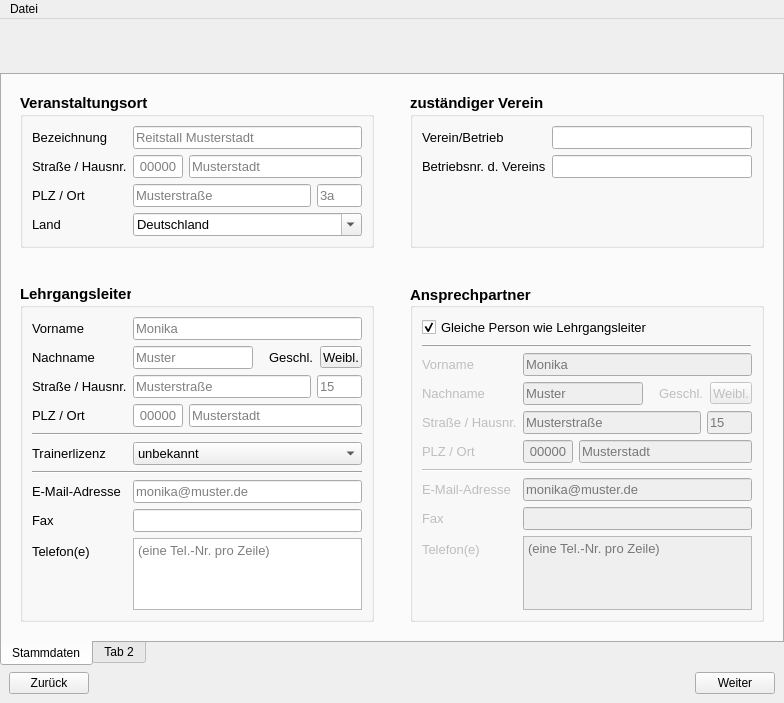
Before: the Qt Designer form ui/MainWindow.ui in libf-de/openARIS, drawn with Qt 5.
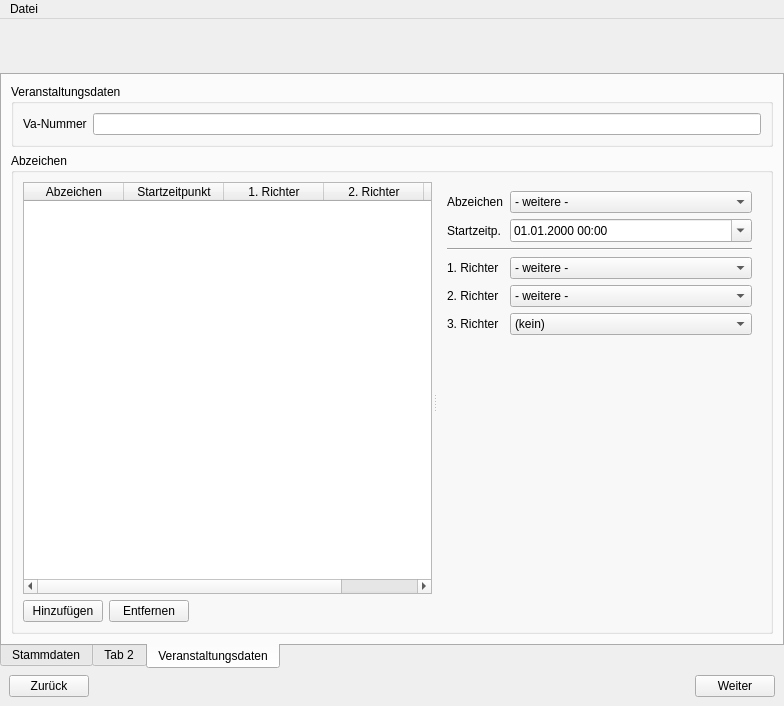
After: the same form once the commit is applied.

Commit message: Added Abzeichen-Tab to MainWindow

Patch:
```diff
--- a/ui/MainWindow.ui
+++ b/ui/MainWindow.ui
@@ -7,7 +7,7 @@
     <x>0</x>
     <y>0</y>
     <width>784</width>
-    <height>663</height>
+    <height>706</height>
    </rect>
   </property>
   <property name="windowTitle">
@@ -71,7 +71,7 @@
        <enum>QTabWidget::Rounded</enum>
       </property>
       <property name="currentIndex">
-       <number>0</number>
+       <number>2</number>
       </property>
       <property name="documentMode">
        <bool>false</bool>
@@ -1863,6 +1863,230 @@
         </item>
        </layout>
       </widget>
+      <widget class="QWidget" name="c_vaTab">
+       <attribute name="title">
+        <string>Veranstaltungsdaten</string>
+       </attribute>
+       <layout class="QVBoxLayout" name="verticalLayout_5">
+        <item>
+         <widget class="QGroupBox" name="vaDetailsGroup">
+          <property name="title">
+           <string>Veranstaltungsdaten</string>
+          </property>
+          <layout class="QFormLayout" name="formLayout_3">
+           <item row="0" column="0">
+            <widget class="QLabel" name="vaDetailsNumberLbl">
+             <property name="text">
+              <string>Va-Nummer</string>
+             </property>
+            </widget>
+           </item>
+           <item row="0" column="1">
+            <widget class="QLineEdit" name="vaDetailsNumberInput"/>
+           </item>
+          </layout>
+         </widget>
+        </item>
+        <item>
+         <widget class="QGroupBox" name="vaAbzeichenGroup">
+          <property name="sizePolicy">
+           <sizepolicy hsizetype="Preferred" vsizetype="MinimumExpanding">
+            <horstretch>0</horstretch>
+            <verstretch>0</verstretch>
+           </sizepolicy>
+          </property>
+          <property name="title">
+           <string>Abzeichen</string>
+          </property>
+          <layout class="QHBoxLayout" name="horizontalLayout_7">
+           <item>
+            <widget class="QSplitter" name="vaAbzeichenSplitter">
+             <property name="orientation">
+              <enum>Qt::Horizontal</enum>
+             </property>
+             <property name="handleWidth">
+              <number>6</number>
+             </property>
+             <widget class="QWidget" name="verticalLayoutWidget">
+              <layout class="QVBoxLayout" name="vaAbzeichenListGroup">
+               <item>
+                <widget class="QTableWidget" name="vaAbzeichenTable">
+                 <column>
+                  <property name="text">
+                   <string>Abzeichen</string>
+                  </property>
+                 </column>
+                 <column>
+                  <property name="text">
+                   <string>Startzeitpunkt</string>
+                  </property>
+                 </column>
+                 <column>
+                  <property name="text">
+                   <string>1. Richter</string>
+                  </property>
+                 </column>
+                 <column>
+                  <property name="text">
+                   <string>2. Richter</string>
+                  </property>
+                 </column>
+                 <column>
+                  <property name="text">
+                   <string>3. Richter</string>
+                  </property>
+                 </column>
+                </widget>
+               </item>
+               <item>
+                <layout class="QHBoxLayout" name="vaAbzeichenListControlsGroup">
+                 <item>
+                  <widget class="QPushButton" name="vaAbzeichenAddBtn">
+                   <property name="text">
+                    <string>Hinzufügen</string>
+                   </property>
+                  </widget>
+                 </item>
+                 <item>
+                  <widget class="QPushButton" name="vaAbzeichenDeleteBtn">
+                   <property name="text">
+                    <string>Entfernen</string>
+                   </property>
+                  </widget>
+                 </item>
+                 <item>
+                  <spacer name="vaAbzeichenListControlsSpacer">
+                   <property name="orientation">
+                    <enum>Qt::Horizontal</enum>
+                   </property>
+                   <property name="sizeHint" stdset="0">
+                    <size>
+                     <width>40</width>
+                     <height>20</height>
+                    </size>
+                   </property>
+                  </spacer>
+                 </item>
+                </layout>
+               </item>
+              </layout>
+             </widget>
+             <widget class="QWidget" name="formLayoutWidget">
+              <layout class="QFormLayout" name="vaAbzeichenDetailsGroup">
+               <property name="leftMargin">
+                <number>9</number>
+               </property>
+               <property name="topMargin">
+                <number>9</number>
+               </property>
+               <property name="rightMargin">
+                <number>9</number>
+               </property>
+               <property name="bottomMargin">
+                <number>9</number>
+               </property>
+               <item row="0" column="0">
+                <widget class="QLabel" name="vaAbzeichenTypeLbl">
+                 <property name="text">
+                  <string>Abzeichen</string>
+                 </property>
+                </widget>
+               </item>
+               <item row="0" column="1">
+                <widget class="QComboBox" name="vaAbzeichenTypeInput">
+                 <item>
+                  <property name="text">
+                   <string>- weitere -</string>
+                  </property>
+                 </item>
+                </widget>
+               </item>
+               <item row="1" column="0">
+                <widget class="QLabel" name="vaAbzeichenStartLbl">
+                 <property name="text">
+                  <string>Startzeitp.</string>
+                 </property>
+                </widget>
+               </item>
+               <item row="1" column="1">
+                <widget class="QDateTimeEdit" name="vaAbzeichenStartInput">
+                 <property name="displayFormat">
+                  <string>dd.MM.yyyy HH:mm</string>
+                 </property>
+                 <property name="calendarPopup">
+                  <bool>true</bool>
+                 </property>
+                </widget>
+               </item>
+               <item row="3" column="0">
+                <widget class="QLabel" name="vaAbzeichenJudge1Lbl">
+                 <property name="text">
+                  <string>1. Richter</string>
+                 </property>
+                </widget>
+               </item>
+               <item row="3" column="1">
+                <widget class="QComboBox" name="vaAbzeichenJudge1Input">
+                 <item>
+                  <property name="text">
+                   <string>- weitere -</string>
+                  </property>
+                 </item>
+                </widget>
+               </item>
+               <item row="4" column="0">
+                <widget class="QLabel" name="vaAbzeichenJudge2Lbl">
+                 <property name="text">
+                  <string>2. Richter</string>
+                 </property>
+                </widget>
+               </item>
+               <item row="4" column="1">
+                <widget class="QComboBox" name="vaAbzeichenJudge2Input">
+                 <item>
+                  <property name="text">
+                   <string>- weitere -</string>
+                  </property>
+                 </item>
+                </widget>
+               </item>
+               <item row="5" column="0">
+                <widget class="QLabel" name="vaAbzeichenJudge3Lbl">
+                 <property name="text">
+                  <string>3. Richter</string>
+                 </property>
+                </widget>
+               </item>
+               <item row="5" column="1">
+                <widget class="QComboBox" name="vaAbzeichenJudge3Input">
+                 <item>
+                  <property name="text">
+                   <string>(kein)</string>
+                  </property>
+                 </item>
+                 <item>
+                  <property name="text">
+                   <string>- weitere -</string>
+                  </property>
+                 </item>
+                </widget>
+               </item>
+               <item row="2" column="0" colspan="2">
+                <widget class="Line" name="vaAbzeichenDetailsSeparator">
+                 <property name="orientation">
+                  <enum>Qt::Horizontal</enum>
+                 </property>
+                </widget>
+               </item>
+              </layout>
+             </widget>
+            </widget>
+           </item>
+          </layout>
+         </widget>
+        </item>
+       </layout>
+      </widget>
      </widget>
     </item>
     <item>
```
Left out of the diff: 18 changed lines with no effect on the pictures.
